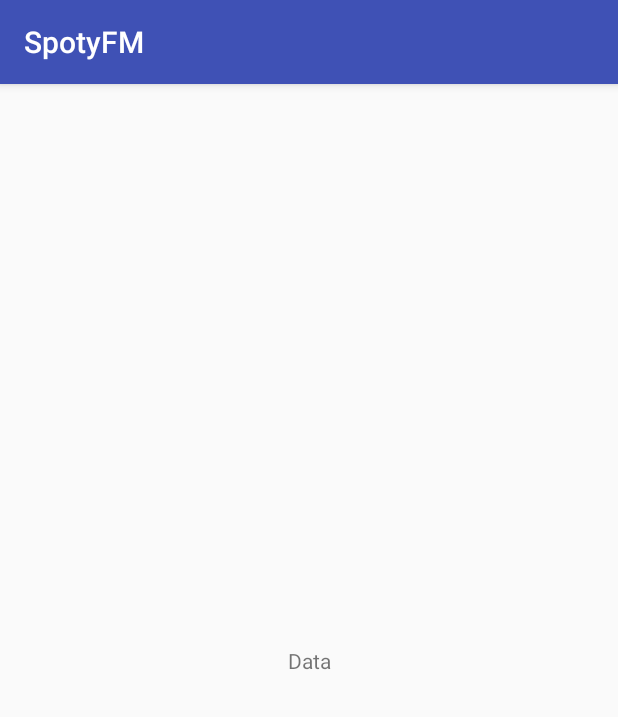
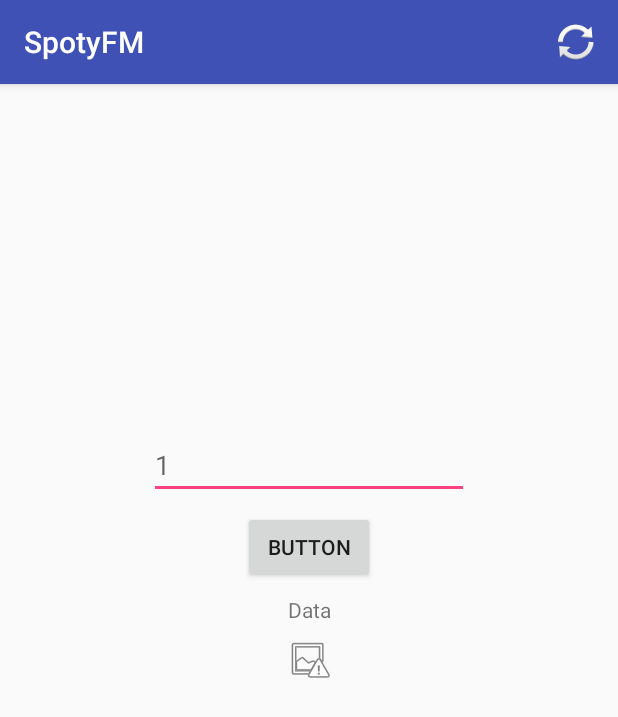
Before and after one commit to blorsten/SpotyFM, an Android app: the screen it shows after launch (MainActivity), on a phone screen of 412 x 824 dp. Shown: the top 717 px of the screen. Run offline under Robolectric (Android 15) with nearby library versions, the phone set to English and light mode, and no system bars; our stand-ins replace Picasso; pictures from the network do not load; 1 statement that could not run was skipped.

Commit message:
Worked on app

```diff
--- /dev/null
+++ b/app/src/main/java/com/peterwitt/spotyfm/RadioAPI/SongDataCallback.java
@@ -0,0 +1,5 @@
+package com.peterwitt.spotyfm.RadioAPI;
+
+public interface SongDataCallback {
+    void SongUpdated(Song song);
+}
--- a/app/src/main/res/layout/activity_main.xml
+++ b/app/src/main/res/layout/activity_main.xml
@@ -11,12 +11,51 @@
         android:layout_width="wrap_content"
         android:layout_height="wrap_content"
         android:layout_marginStart="8dp"
+        android:layout_marginEnd="8dp"
+        android:layout_marginBottom="8dp"
+        android:text="Data"
+        app:layout_constraintBottom_toTopOf="@+id/imageViewAlbum"
+        app:layout_constraintEnd_toEndOf="parent"
+        app:layout_constraintStart_toStartOf="parent" />
+
+    <ImageView
+        android:id="@+id/imageViewAlbum"
+        android:layout_width="wrap_content"
+        android:layout_height="wrap_content"
+        android:layout_marginStart="8dp"
         android:layout_marginTop="8dp"
         android:layout_marginEnd="8dp"
         android:layout_marginBottom="8dp"
-        android:text="Data"
         app:layout_constraintBottom_toBottomOf="parent"
         app:layout_constraintEnd_toEndOf="parent"
         app:layout_constraintStart_toStartOf="parent"
-        app:layout_constraintTop_toTopOf="parent" />
+        app:layout_constraintTop_toTopOf="parent"
+        app:srcCompat="@android:drawable/ic_menu_report_image" />
+
+    <EditText
+        android:id="@+id/editTextIndex"
+        android:layout_width="wrap_content"
+        android:layout_height="wrap_content"
+        android:layout_marginStart="8dp"
+        android:layout_marginEnd="8dp"
+        android:layout_marginBottom="8dp"
+        android:ems="10"
+        android:hint="1"
+        android:inputType="textPersonName"
+        app:layout_constraintBottom_toTopOf="@+id/buttonIndex"
+        app:layout_constraintEnd_toEndOf="parent"
+        app:layout_constraintStart_toStartOf="parent" />
+
+    <Button
+        android:id="@+id/buttonIndex"
+        android:layout_width="wrap_content"
+        android:layout_height="wrap_content"
+        android:layout_marginStart="8dp"
+        android:layout_marginEnd="8dp"
+        android:layout_marginBottom="8dp"
+        android:text="Button"
+        app:layout_constraintBottom_toTopOf="@+id/MainText"
+        app:layout_constraintEnd_toEndOf="parent"
+        app:layout_constraintStart_toStartOf="parent" />
+
 </android.support.constraint.ConstraintLayout>
--- /dev/null
+++ b/app/src/main/res/menu/options_menu.xml
@@ -0,0 +1,9 @@
+<?xml version="1.0" encoding="utf-8"?>
+<menu xmlns:android="http://schemas.android.com/apk/res/android"
+    xmlns:app="http://schemas.android.com/apk/res-auto">
+    <item
+        android:id="@+id/options_refresh"
+        app:showAsAction="always"
+        android:title="refresh"
+        android:icon="@android:drawable/ic_popup_sync" />
+</menu>
```
Also changed, not shown: app/src/main/java/com/peterwitt/spotyfm/MainActivity.java (+95 -7 lines), app/src/main/java/com/peterwitt/spotyfm/RadioAPI/RadioAPI.java (+11 -10 lines), app/src/main/java/com/peterwitt/spotyfm/RadioAPI/Song.java (added, +78 -0 lines), 2 other files.
